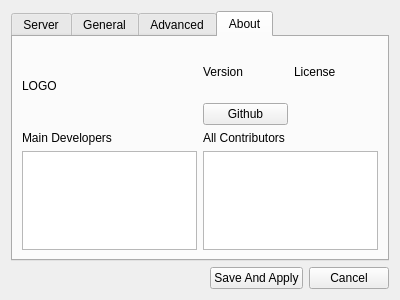
This is client/pc/src/ui/setting.ui in SkyUOI/OurChat as Qt 5 draws it before an edit. The edited form follows.
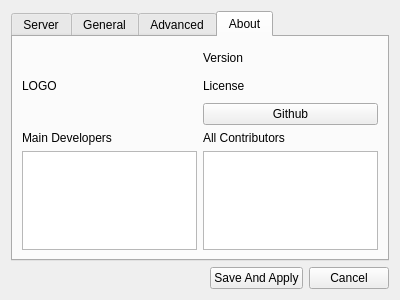
This is the edited form. The open tabs and pages were chosen to show the change.

What changed in the file:
```diff
--- a/client/pc/src/ui/setting.ui
+++ b/client/pc/src/ui/setting.ui
@@ -341,22 +341,22 @@
          </item>
          <item>
           <layout class="QGridLayout" name="gridLayout">
-           <item row="0" column="0">
-            <widget class="QLabel" name="version_label">
-             <property name="text">
-              <string notr="true">Version</string>
-             </property>
-            </widget>
-           </item>
-           <item row="0" column="1">
+           <item row="2" column="1">
             <widget class="QLabel" name="license_label">
              <property name="text">
               <string notr="true">License</string>
              </property>
             </widget>
            </item>
-           <item row="1" column="0">
-            <widget class="QPushButton" name="pushButton_3">
+           <item row="0" column="1">
+            <widget class="QLabel" name="version_label">
+             <property name="text">
+              <string notr="true">Version</string>
+             </property>
+            </widget>
+           </item>
+           <item row="3" column="1">
+            <widget class="QPushButton" name="github_btn">
              <property name="text">
               <string>Github</string>
              </property>
```
